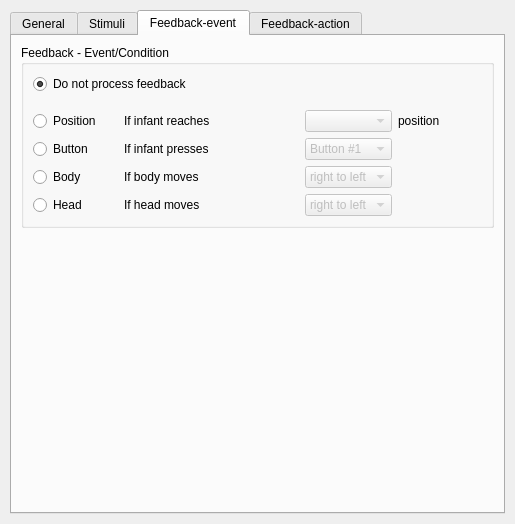
Before: the Qt Designer form Scenario_designer/ct_confwallleft.ui in luizamici/caretoy, drawn with Qt 5.
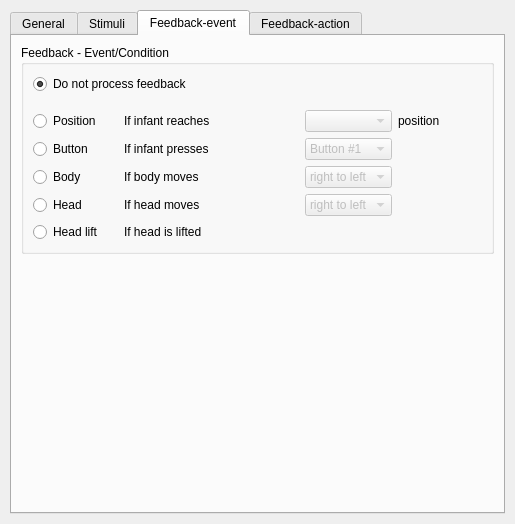
After: the same form once the commit is applied. The open tabs and pages were chosen to show the change. Custom widgets are drawn as their Qt base class.

What changed in the file:
```diff
--- a/Scenario_designer/ct_confwallleft.ui
+++ b/Scenario_designer/ct_confwallleft.ui
@@ -440,6 +440,20 @@
             </item>
            </widget>
           </item>
+          <item row="6" column="0">
+           <widget class="QRadioButton" name="qrb_headlifted_event">
+            <property name="text">
+             <string>Head lift</string>
+            </property>
+           </widget>
+          </item>
+          <item row="6" column="1">
+           <widget class="QLabel" name="label_2">
+            <property name="text">
+             <string>If head is lifted</string>
+            </property>
+           </widget>
+          </item>
          </layout>
         </widget>
        </item>
```
